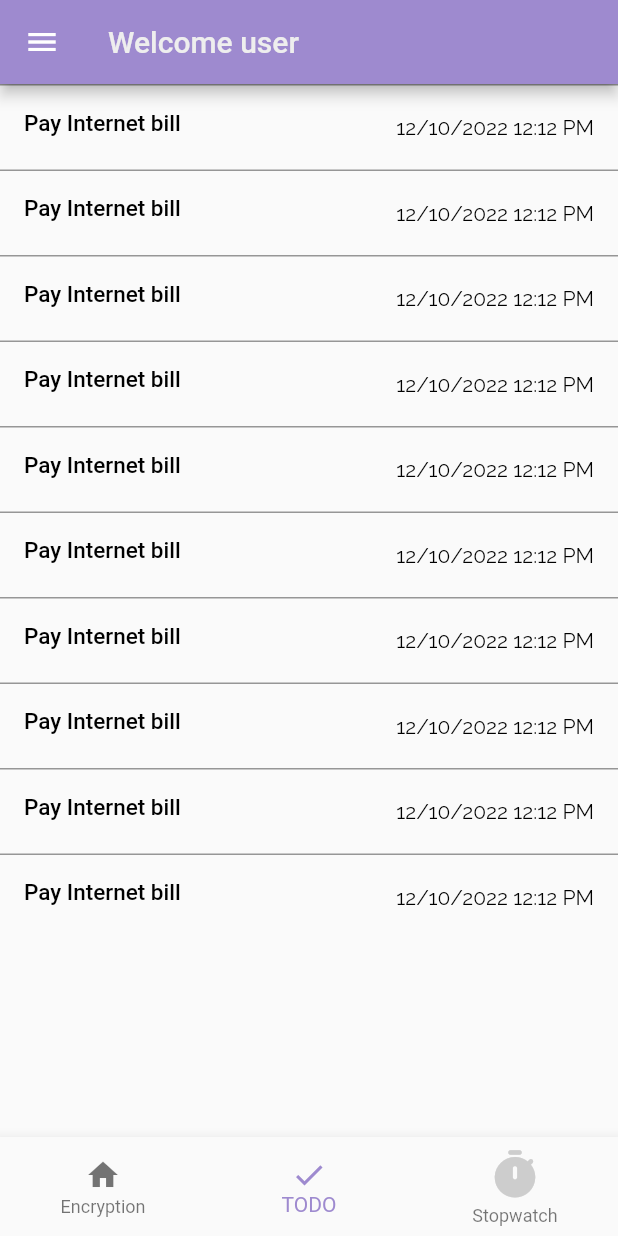
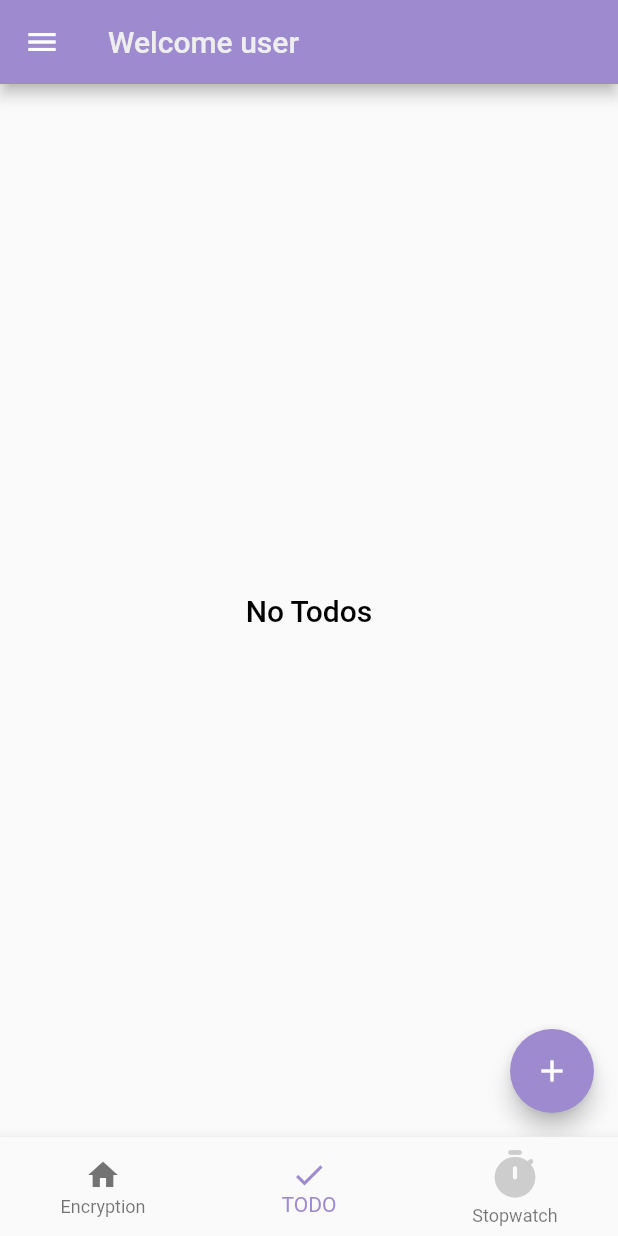
Before and after one commit to 9745108736/almulla_task_clen, a Flutter app: the DemoMainPage screen opened directly, item 2 of the bottom bar chosen, on a phone screen of 412 x 824 dp. Run offline on Flutter 3.47's test engine with Material 2 defaults, Android fonts, the light colour scheme and no system bars; our stand-ins replace google_fonts, hexcolor, hive, hive_flutter, line_icons, stacked; missing offline and left inert: encrypt; accounts and stored records are empty.

Commit message:
Todo completed Ecncryption completed

```diff
--- a/lib/features/home/presentation/pages/demo_main.dart
+++ b/lib/features/home/presentation/pages/demo_main.dart
@@ -1,13 +1,8 @@
 import 'package:flutter/material.dart';
-import 'package:line_icons/line_icons.dart';
-
 import '../../../../core/utils/colors.dart';
-import '../widgets/button_widget.dart';
-import '../widgets/space_widget.dart';
-import '../widgets/text_field_widget.dart';
 import '../widgets/text_widget.dart';
-import 'demo_home.dart';
-import 'demo_todo.dart';
+import 'encrypt/demo_encrypt.dart';
+import 'todo/demo_todo.dart';
 
 class DemoMainPage extends StatefulWidget {
   const DemoMainPage({Key? key}) : super(key: key);
@@ -19,10 +14,10 @@ class DemoMainPage extends StatefulWidget {
 class _DemoMainPageState extends State<DemoMainPage> {
   int _selectedIndex = 0;
 
-  List<Widget> _widgetOptions = <Widget>[
-    DemoHomePage(),
+  final List<Widget> _widgetOptions = <Widget>[
+    DemoEncryptPage(),
     TodoPage(),
-    DemoHomePage(),
+    DemoEncryptPage(),
   ];
 
   @override
@@ -30,7 +25,8 @@ class _DemoMainPageState extends State<DemoMainPage> {
     return Scaffold(
       appBar: AppBar(
         backgroundColor: kGoodPurple,
-        title: DemoRobotoTextWidget(text: "Welcome user",fontColor: kGoodMidGray),
+        title:
+            DemoRobotoTextWidget(text: "Welcome user", fontColor: kGoodMidGray),
       ),
       drawer: Drawer(
         backgroundColor: Colors.white,
@@ -45,7 +41,7 @@ class _DemoMainPageState extends State<DemoMainPage> {
             ),
             const Divider(),
             ListTile(
-              leading: Icon(
+              leading: const Icon(
                 Icons.home,
               ),
               title: const Text('Change Language'),
@@ -54,7 +50,7 @@ class _DemoMainPageState extends State<DemoMainPage> {
               },
             ),
             ListTile(
-              leading: Icon(
+              leading: const Icon(
                 Icons.logout,
               ),
               title: const Text('Logout'),
@@ -71,7 +67,7 @@ class _DemoMainPageState extends State<DemoMainPage> {
         showSelectedLabels: true,
         showUnselectedLabels: true,
         selectedItemColor: kGoodPurple,
-        items: [
+        items: const [
           BottomNavigationBarItem(
             icon: Icon(Icons.home),
             label: ('Encryption'),
@@ -80,7 +76,7 @@ class _DemoMainPageState extends State<DemoMainPage> {
               color: kGoodPurple,
             ),
           ),
-          const BottomNavigationBarItem(
+          BottomNavigationBarItem(
             icon: Icon(
               Icons.check,
               color: kGoodLightGray,
--- a/lib/features/home/presentation/pages/demo_todo.dart
+++ /dev/null
@@ -1,61 +0,0 @@
-import 'package:alimulla_task/core/utils/colors.dart';
-import 'package:flutter/material.dart';
-
-import '../widgets/button_widget.dart';
-import '../widgets/text_widget.dart';
-
-class TodoPage extends StatefulWidget {
-  const TodoPage({Key? key}) : super(key: key);
-
-  @override
-  State<TodoPage> createState() => _TodoPageState();
-}
-
-class _TodoPageState extends State<TodoPage> {
-  @override
-  Widget build(BuildContext context) {
-    return Scaffold(
-      body: _body(),
-    );
-  }
-
-  Widget _body() {
-    return ListView.builder(
-      itemCount: 10,
-      itemBuilder: (BuildContext context, int index) {
-        return Dismissible(
-          key: Key("as"),
-          background: Container(color: Colors.red),
-          direction: DismissDirection.endToStart,
-          onDismissed: (direction) {
-            // setState(() {
-            //   items.removeAt(index);
-            // });
-            // Scaffold.of(context)
-            //     .showSnackBar(SnackBar(content: Text("$item dismissed")));
-          },
-          child: Container(
-            child: ListTile(
-              leading:
-                  DemoRobotoTextWidget(text: "Pay Internet bill", fontSize: 15),
-              trailing: DemoRobotoMonoTextWidget(text: "12/10/2022 12:12 PM"),
-            ),
-            decoration: myBoxDecoration(),
-          ),
-        );
-      },
-    );
-  }
-
-  BoxDecoration myBoxDecoration() {
-    return BoxDecoration(
-      border: Border(
-        top: BorderSide(
-          //                    <--- top side
-          color: kGoodDarkGray,
-          width: 1.0,
-        ),
-      ),
-    );
-  }
-}
--- a/lib/features/home/presentation/pages/demo_landing.dart
+++ b/lib/features/home/presentation/pages/landing/demo_landing.dart
@@ -1,7 +1,7 @@
 import 'package:flutter/material.dart';
 
-import '../widgets/sign_in_with_button.dart';
-import '../widgets/text_widget.dart';
+import '../../widgets/sign_in_with_button.dart';
+import '../../widgets/text_widget.dart';
 
 class DemoLandingPage extends StatefulWidget {
   const DemoLandingPage({Key? key}) : super(key: key);
--- /dev/null
+++ b/lib/features/home/presentation/pages/todo/demo_todo.dart
@@ -0,0 +1,84 @@
+import 'package:alimulla_task/core/utils/colors.dart';
+import 'package:flutter/material.dart';
+import 'package:hive_flutter/hive_flutter.dart';
+
+import '../../../../../main.dart';
+import '../../widgets/button_widget.dart';
+import '../../widgets/text_widget.dart';
+import 'todo.dart';
+import 'demo_add_task.dart';
+
+class TodoPage extends StatefulWidget {
+  const TodoPage({Key? key}) : super(key: key);
+
+  @override
+  State<TodoPage> createState() => _TodoPageState();
+}
+
+class _TodoPageState extends State<TodoPage> {
+  @override
+  Widget build(BuildContext context) {
+    return Scaffold(
+      body: _body(),
+      floatingActionButton: FloatingActionButton(
+          onPressed: () {
+            // addNewBook(context);
+            // return;
+            Navigator.push(
+              context,
+              MaterialPageRoute(builder: (context) => AddTaskPage()),
+            );
+          },
+          child: Icon(Icons.add),
+          backgroundColor: kGoodPurple),
+    );
+  }
+
+  Widget _body() {
+    return ValueListenableBuilder(
+        valueListenable: Hive.box<Books>('tododata').listenable(),
+        builder: (context, Box<Books> box, _) {
+          return box.values.isEmpty
+              ? Center(
+                  child: DemoRobotoTextWidget(
+                    text: "No Todos",
+                  ),
+                )
+              : ListView.builder(
+                  itemCount: box.values.length,
+                  itemBuilder: (BuildContext context, int index) {
+                    var result = box.getAt(index);
+                    return Dismissible(
+                      key: Key("as"),
+                      background: Container(color: Colors.red),
+                      direction: DismissDirection.endToStart,
+                      onDismissed: (direction) {
+                        box.deleteAt(index);
+                      },
+                      child: Container(
+                        child: ListTile(
+                          leading: DemoRobotoTextWidget(
+                              text: "${result?.todo_task_name}", fontSize: 15),
+                          trailing: DemoRobotoMonoTextWidget(
+                              text: "${result?.todo_date}"),
+                        ),
+                        decoration: myBoxDecoration(),
+                      ),
+                    );
+                  },
+                );
+        });
+  }
+
+  BoxDecoration myBoxDecoration() {
+    return BoxDecoration(
+      border: Border(
+        top: BorderSide(
+          //                    <--- top side
+          color: kGoodDarkGray,
+          width: 1.0,
+        ),
+      ),
+    );
+  }
+}
--- /dev/null
+++ b/lib/features/home/presentation/pages/todo/todo.dart
@@ -0,0 +1,17 @@
+import 'package:hive/hive.dart';
+
+part 'todo.g.dart';
+
+@HiveType(typeId: 1)
+class Books {
+  Books({this.id, this.todo_task_name, this.todo_date});
+
+  @HiveField(0)
+  int? id;
+
+  @HiveField(1)
+  String? todo_task_name;
+
+  @HiveField(2)
+  String? todo_date;
+}
--- a/lib/features/home/presentation/widgets/button_widget.dart
+++ b/lib/features/home/presentation/widgets/button_widget.dart
@@ -1,3 +1,4 @@
+import 'package:alimulla_task/core/utils/colors.dart';
 import 'package:flutter/material.dart';
 
 class CustomButton extends StatefulWidget {
@@ -40,7 +41,7 @@ class _CustomButtonState extends State<CustomButton> {
           shape: new RoundedRectangleBorder(
             borderRadius: new BorderRadius.circular(widget.radius),
           ),
-          color: Colors.white12,
+          color: kGoodPurple,
           child: widget.isProgress
               ? buildLoader()
               : Text(widget.label,
```
Also changed, not shown: lib/config/app_routes.dart (added, +7 -0 lines), lib/core/class/route_manage.dart (added, +47 -0 lines), lib/features/home/presentation/pages/demo_home.dart (deleted, +0 -51 lines), lib/features/home/presentation/pages/encrypt/demo_encrypt.dart (added, +99 -0 lines), lib/features/home/presentation/pages/encrypt/encrypt_data.dart (added, +28 -0 lines), lib/features/home/presentation/pages/encrypt/encrypt_test.dart (added, +105 -0 lines), lib/features/home/presentation/pages/encrypt/encrypt_viewmodel.dart (added, +30 -0 lines), lib/features/home/presentation/pages/todo/demo_add_task.dart (added, +78 -0 lines), lib/features/home/presentation/pages/todo/todo_viewmodel.dart (added, +8 -0 lines), lib/features/home/presentation/widgets/snackbar_widget.dart (added, +13 -0 lines), lib/features/home/presentation/widgets/text_field_widget.dart (+9 -2 lines), lib/main.dart (+15 -2 lines), pubspec.yaml (+9 -0 lines), lib/features/home/presentation/pages/todo/todo.g.dart (added), 1 more files.
